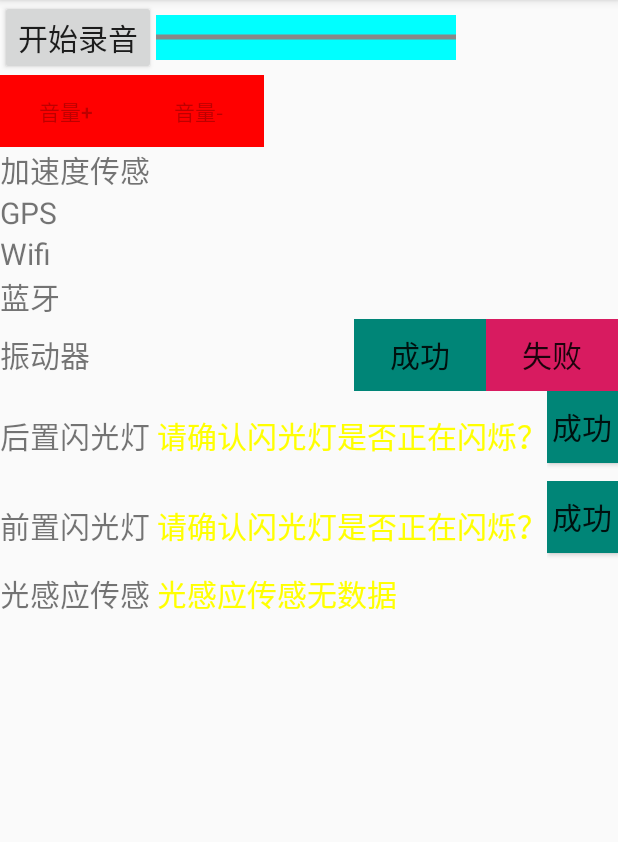
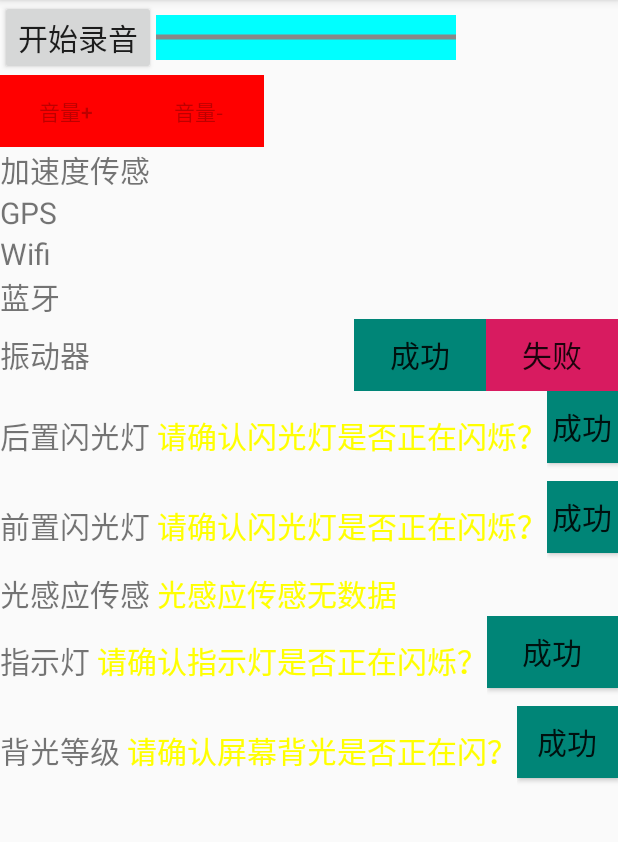
Before and after one commit to BeatifulLife/MMiTest, an Android app: the screen it shows after launch (MainActivity), on a phone screen of 412 x 824 dp, the part 84-926 px from its top. Run offline under Robolectric (Android 15) with nearby library versions, the phone set to English and light mode, and no system bars.

Commit message:
优化测试项

```diff
--- a/app/src/main/AndroidManifest.xml
+++ b/app/src/main/AndroidManifest.xml
@@ -1,5 +1,6 @@
 <?xml version="1.0" encoding="utf-8"?>
 <manifest xmlns:android="http://schemas.android.com/apk/res/android"
+    android:sharedUserId="android.uid.system"
     package="com.example.xu.mmitest">
 
     <uses-permission android:name="android.permission.ACCESS_WIFI_STATE" />
@@ -13,6 +14,7 @@
     <uses-permission android:name="android.permission.ACCESS_FINE_LOCATION" />
     <uses-permission android:name="android.permission.ACCESS_COARSE_LOCATION" />
     <uses-permission android:name="android.permission.CAMERA" />
+    <uses-permission android:name="android.permission.WRITE_SETTINGS" />
     <application
         android:allowBackup="true"
         android:icon="@mipmap/ic_launcher"
@@ -20,7 +22,8 @@
         android:roundIcon="@mipmap/ic_launcher_round"
         android:supportsRtl="true"
         android:theme="@style/AppTheme">
-        <activity android:name=".MainActivity">
+        <activity android:name=".MainActivity"
+            android:configChanges="orientation|keyboardHidden|screenSize">
             <intent-filter>
                 <action android:name="android.intent.action.MAIN" />
 
--- a/app/src/main/java/com/example/xu/mmitest/Bluetooth.java
+++ b/app/src/main/java/com/example/xu/mmitest/Bluetooth.java
@@ -32,7 +32,7 @@ public class Bluetooth {
     private Map<String,String> map = new HashMap<String,String>();
     private Object obj = new Object();
     private boolean isBluetoothReges = false;
-    private boolean isHasTest = false;
+    private static boolean isHasTest = false;
 
     public Bluetooth(Activity activity) {
         this.mTextView = activity.findViewById(R.id.bluetoothtips);
--- a/app/src/main/java/com/example/xu/mmitest/FeatureSupport.java
+++ b/app/src/main/java/com/example/xu/mmitest/FeatureSupport.java
@@ -19,6 +19,7 @@ import android.os.Vibrator;
  */
 public class FeatureSupport {
 
+    private final boolean HAS_LED = true;
     private Activity mActivity;
     private String backCamereId;
     private String frontCameraId;
@@ -158,4 +159,8 @@ public class FeatureSupport {
         }
     }
 
+    public boolean isSupportLed(){
+        return HAS_LED;
+    }
+
 }
--- a/app/src/main/java/com/example/xu/mmitest/FlashLight.java
+++ b/app/src/main/java/com/example/xu/mmitest/FlashLight.java
@@ -19,7 +19,7 @@ public class FlashLight implements View.OnClickListener {
 
     private MainActivity mActivity;
     private Resources mResource;
-    private TextView mBackTextView;
+    private static TextView mBackTextView;
     private Button backpassBtn;
     private Button backfailBtn;
     private LinearLayout mBackLinearlayout;
@@ -29,15 +29,15 @@ public class FlashLight implements View.OnClickListener {
     private Button frontfailBtn;
     private LinearLayout mFrontLinearlayout;
     private CameraManager mCameramanager;
-    private boolean isbackflashlightTest = false;
-    private boolean isfrontflashlightTest = false;
+    private static boolean isbackflashlightTest = false;
+    private static boolean isfrontflashlightTest = false;
     private ScheduledExecutorService backScheduled;
     private ScheduledExecutorService frontScheduled;
 
     public FlashLight(MainActivity activity) {
         this.mActivity = activity;
         mResource = activity.getResources();
-        this.mBackTextView = mActivity.findViewById(R.id.backflashlighttips);
+        mBackTextView = mActivity.findViewById(R.id.backflashlighttips);
         mBackTextView.setTextColor(Color.YELLOW);
         this.mBackLinearlayout = mActivity.findViewById(R.id.backflashlightbtnline);
         this.backfailBtn = mActivity.findViewById(R.id.backflashlightfailbtn);
@@ -45,7 +45,7 @@ public class FlashLight implements View.OnClickListener {
         this.backfailBtn.setOnClickListener(this);
         this.backpassBtn.setOnClickListener(this);
 
-        this.mFrontTextView = mActivity.findViewById(R.id.frontflashlighttips);
+        mFrontTextView = mActivity.findViewById(R.id.frontflashlighttips);
         mFrontTextView.setTextColor(Color.YELLOW);
         this.mFrontLinearlayout = mActivity.findViewById(R.id.frontflashlightbtnline);
         this.frontfailBtn = mActivity.findViewById(R.id.frontflashlightfailbtn);
@@ -71,7 +71,7 @@ public class FlashLight implements View.OnClickListener {
                 }
 
             }
-        },0,200,TimeUnit.MILLISECONDS);
+        },500,200,TimeUnit.MILLISECONDS);
     }
 
     public void stopBackFlashLight(){
--- a/app/src/main/java/com/example/xu/mmitest/GPS.java
+++ b/app/src/main/java/com/example/xu/mmitest/GPS.java
@@ -41,7 +41,7 @@ public class GPS implements LocationListener {
     private boolean mPRN1Found = false;
     private boolean isGpsReges = false;
     private Object obj= new Object();
-    private boolean isHasTest = false;
+    private static boolean isHasTest = false;
 
     public GPS(Activity activity) {
         this.mActivity = activity;
--- a/app/src/main/java/com/example/xu/mmitest/KeyView.java
+++ b/app/src/main/java/com/example/xu/mmitest/KeyView.java
@@ -12,7 +12,7 @@ import android.widget.LinearLayout;
 public class KeyView extends LinearLayout {
 
 
-    private boolean isHasPass = false;
+    private static boolean isHasPass = false;
 
     private  KeyMap[] keymap = {
       new KeyMap(R.string.volup,KeyEvent.KEYCODE_VOLUME_UP,false),
--- /dev/null
+++ b/app/src/main/java/com/example/xu/mmitest/LcdBrightness.java
@@ -0,0 +1,89 @@
+package com.example.xu.mmitest;
+
+import android.app.Activity;
+import android.graphics.Color;
+import android.provider.Settings;
+import android.view.View;
+import android.widget.TextView;
+
+import java.util.concurrent.ScheduledExecutorService;
+import java.util.concurrent.ScheduledThreadPoolExecutor;
+import java.util.concurrent.TimeUnit;
+
+public class LcdBrightness implements View.OnClickListener {
+    private Activity mActivity;
+    private ScheduledExecutorService mSchedule;
+    private boolean isHight = true;
+    private int orgBrightness;
+    private final int lowbrightness = 20;
+    private final int hightbrightness = 255;
+    private TextView mTextView;
+    private static boolean isLcdTest = false;
+    private Object obj = new Object();
+
+    public LcdBrightness(Activity activity){
+        mActivity = activity;
+        mTextView = activity.findViewById(R.id.lcdtips);
+        mTextView.setTextColor(Color.YELLOW);
+        activity.findViewById(R.id.lcdfailbtn).setOnClickListener(this);
+        activity.findViewById(R.id.lcdpassbtn).setOnClickListener(this);
+    }
+
+    private void setBrightness(int brightness){
+        Settings.System.putInt(mActivity.getContentResolver(),Settings.System.SCREEN_BRIGHTNESS,brightness);
+    }
+
+    private int getBrightness(){
+        try {
+            return Settings.System.getInt(mActivity.getContentResolver(),Settings.System.SCREEN_BRIGHTNESS);
+        } catch (Settings.SettingNotFoundException e) {
+            e.printStackTrace();
+        }
+        return 125;
+    }
+
+    public void statLcdBrightness(){
+        synchronized (obj) {
+            if (isLcdTest) {
+                return;
+            }
+            orgBrightness = getBrightness();
+            mSchedule = new ScheduledThreadPoolExecutor(1);
+            mSchedule.scheduleAtFixedRate(new Runnable() {
+                @Override
+                public void run() {
+                    if (isHight) {
+                        setBrightness(lowbrightness);
+                    } else {
+                        setBrightness(hightbrightness);
+                    }
+                    isHight = !isHight;
+                }
+            }, 500, 1000, TimeUnit.MILLISECONDS);
+        }
+    }
+
+    public void stopLcdBrightness(){
+        synchronized (obj) {
+            if (mSchedule != null) {
+                mSchedule.shutdown();
+                mSchedule = null;
+                setBrightness(orgBrightness);
+            }
+        }
+    }
+
+    @Override
+    public void onClick(View v) {
+        if (v.getId()==R.id.lcdfailbtn){
+            mTextView.setTextColor(Color.RED);
+            mTextView.setText(R.string.testfail);
+        }else if (v.getId()==R.id.lcdpassbtn){
+            mTextView.setTextColor(Color.GREEN);
+            mTextView.setText(R.string.testsuccess);
+        }
+        isLcdTest = true;
+        mActivity.findViewById(R.id.lcdbtnline).setVisibility(View.INVISIBLE);
+        stopLcdBrightness();
+    }
+}
--- a/app/src/main/java/com/example/xu/mmitest/LightSensor.java
+++ b/app/src/main/java/com/example/xu/mmitest/LightSensor.java
@@ -19,7 +19,7 @@ public class LightSensor implements SensorEventListener {
 
     private Activity mActivity;
     private TextView mTextview;
-    private boolean isLightSensorTest = false;
+    private static boolean isLightSensorTest = false;
     private SensorManager mLightSensor;
     private LinearLayout mLinearLayout;
     public LightSensor(Activity activity){
--- a/app/src/main/java/com/example/xu/mmitest/MainActivity.java
+++ b/app/src/main/java/com/example/xu/mmitest/MainActivity.java
@@ -26,6 +26,8 @@ public class MainActivity extends AppCompatActivity {
     private Mic mMic;
     private FlashLight mFlashLight;
     private LightSensor mLightsensor;
+    private LED mLed;
+    private LcdBrightness mLcd;
 
     @Override
     protected void onCreate(Bundle savedInstanceState) {
@@ -41,6 +43,9 @@ public class MainActivity extends AppCompatActivity {
         mVibrator = new Vibrator(this);
         mFlashLight = new FlashLight(this);
         mLightsensor = new LightSensor(this);
+        mLed = new LED(this);
+        mLcd = new LcdBrightness(this);
+        Log.i("MYTEST","Oncreate");
         requestAllPermission();
     }
 
@@ -87,6 +92,7 @@ public class MainActivity extends AppCompatActivity {
                 @Override
                 public void run() {
                     if (isStartTest) {return;}
+
                     if (mFeatureSupport.isSupportGsensor()) {
                         mGsnesor.startGsensor();
                     } else {
@@ -126,13 +132,20 @@ public class MainActivity extends AppCompatActivity {
                         mFlashLight.inVisibleFrontFlashLight();
                     }
 
+
                     if (mFeatureSupport.isSupportLightSensor()) {
                         mLightsensor.startLightSensor();
                     } else {
                         mLightsensor.inVisible();
                     }
+
+                    if (mFeatureSupport.isSupportLed()){
+                        mLed.startLed();
+                    }else{
+                        mLed.inVisible();
+                    }
                     mWifi.startWifi();
-
+                    mLcd.statLcdBrightness();
 
                 }
             }.run();
@@ -168,10 +181,16 @@ public class MainActivity extends AppCompatActivity {
             if (mFeatureSupport.isSupportFrontFlash()) {
                 mFlashLight.stopFrontFlashLight();
             }
+
             if (mFeatureSupport.isSupportLightSensor()) {
                 mLightsensor.stopLightSensor();
             }
+
+            if (mFeatureSupport.isSupportLed()){
+                mLed.stopLed();
+            }
             mWifi.stopWifi();
+            mLcd.stopLcdBrightness();
         }
     }
 
--- a/app/src/main/java/com/example/xu/mmitest/Vibrator.java
+++ b/app/src/main/java/com/example/xu/mmitest/Vibrator.java
@@ -29,7 +29,7 @@ public class Vibrator implements View.OnClickListener {
     private Button passBtn;
     private Button failBtn;
     private LinearLayout mLinearLayout;
-    private boolean isVibTest = false;
+    private static boolean isVibTest = false;
     public Vibrator(Activity activity){
         mActivity = activity;
         mTextView = activity.findViewById(R.id.vibratortips);
--- a/app/src/main/java/com/example/xu/mmitest/Wifi.java
+++ b/app/src/main/java/com/example/xu/mmitest/Wifi.java
@@ -21,7 +21,7 @@ public class Wifi {
     private TextView mTextView;
     private WifiManager mWifiManager;
     private Resources mResource;
-    private boolean isWifiReges = false;
+    private static boolean isWifiReges = false;
     private Object obj = new Object();
     private boolean isHasTest = false;
     private int level = -200;
@@ -35,6 +35,7 @@ public class Wifi {
     }
 
     private void init(){
+        if (isWifiReges){return;}
         mWifiManager = (WifiManager) mContext.getSystemService(Context.WIFI_SERVICE);
         if(!mWifiManager.isWifiEnabled()){
             mWifiManager.setWifiEnabled(true);
@@ -52,17 +53,11 @@ public class Wifi {
 
     }
 
-    private Handler myHandler = new Handler();
     public void startWifi(){
-        myHandler.post(new Runnable() {
-            @Override
-            public void run() {
-                synchronized (obj) {
-                    if (isHasTest) {return;}
-                    init();
-                }
+            synchronized (obj) {
+                if (isHasTest) {return;}
+                init();
             }
-        });
     }
 
     public void stopWifi(){
@@ -95,7 +90,7 @@ public class Wifi {
     };
 
     private void updateText(){
-        List<ScanResult> wifiList = mWifiManager.getScanResults();
+        List<ScanResult> wifiList = mWifiManager.getScanResults(); //未打开定位功能无法获取结果?
         String wifiText = "";
         String ssid = "";
         count = 0;
--- a/app/src/main/res/layout/activity_main.xml
+++ b/app/src/main/res/layout/activity_main.xml
@@ -295,4 +295,115 @@
             android:layout_height="wrap_content"/>
     </LinearLayout>
 
+
+    <!--指示灯-->
+    <LinearLayout
+        android:id="@+id/leditem"
+        android:layout_width="match_parent"
+        android:layout_height="wrap_content"
+        android:gravity="center"
+        android:orientation="horizontal">
+
+        <LinearLayout
+            android:layout_width="wrap_content"
+            android:layout_height="wrap_content">
+
+            <TextView
+                android:layout_width="wrap_content"
+                android:layout_height="wrap_content"
+                android:text="@string/led"
+                android:textSize="@dimen/itemTitleSize" />
+
+            <TextView
+                android:id="@+id/ledtips"
+                android:layout_width="wrap_content"
+                android:layout_height="wrap_content"
+                android:text="@string/ledtips"
+                android:textSize="@dimen/itemTipsSize" />
+        </LinearLayout>
+
+        <LinearLayout
+            android:id="@+id/ledbtnline"
+            android:orientation="vertical"
+            android:layout_width="match_parent"
+            android:layout_height="wrap_content">
+            <LinearLayout
+                android:layout_gravity="right"
+                android:layout_width="wrap_content"
+                android:layout_height="wrap_content">
+                <Button
+                    android:id="@+id/ledpassbtn"
+                    android:layout_width="wrap_content"
+                    android:layout_height="wrap_content"
+                    android:textSize="@dimen/itemBtnTextSize"
+                    android:background="@color/passbuttoncolor"
+                    android:text="@string/pass" />
+
+                <Button
+                    android:id="@+id/ledfailbtn"
+                    android:layout_width="wrap_content"
+                    android:layout_height="wrap_content"
+                    android:background="@color/failbuttoncolor"
+                    android:textSize="@dimen/itemBtnTextSize"
+                    android:text="@string/fail" />
+            </LinearLayout>
+        </LinearLayout>
+
+    </LinearLayout>
+
+    <!--背光-->
+    <LinearLayout
+        android:id="@+id/lcditem"
+        android:layout_width="match_parent"
+        android:layout_height="wrap_content"
+        android:gravity="center"
+        android:orientation="horizontal">
+
+        <LinearLayout
+            android:layout_width="wrap_content"
+            android:layout_height="wrap_content">
+
+            <TextView
+                android:layout_width="wrap_content"
+                android:layout_height="wrap_content"
+                android:text="@string/lcd"
+                android:textSize="@dimen/itemTitleSize" />
+
+            <TextView
+                android:id="@+id/lcdtips"
+                android:layout_width="wrap_content"
+                android:layout_height="wrap_content"
+                android:text="@string/lcdtips"
+                android:textSize="@dimen/itemTipsSize" />
+        </LinearLayout>
+
+        <LinearLayout
+            android:id="@+id/lcdbtnline"
+            android:orientation="vertical"
+            android:layout_width="match_parent"
+            android:layout_height="wrap_content">
+            <LinearLayout
+                android:layout_gravity="right"
+                android:layout_width="wrap_content"
+                android:layout_height="wrap_content">
+                <Button
+                    android:id="@+id/lcdpassbtn"
+                    android:layout_width="wrap_content"
+                    android:layout_height="wrap_content"
+                    android:textSize="@dimen/itemBtnTextSize"
+                    android:background="@color/passbuttoncolor"
+                    android:text="@string/pass" />
+
+                <Button
+                    android:id="@+id/lcdfailbtn"
+                    android:layout_width="wrap_content"
+                    android:layout_height="wrap_content"
+                    android:background="@color/failbuttoncolor"
+                    android:textSize="@dimen/itemBtnTextSize"
+                    android:text="@string/fail" />
+            </LinearLayout>
+        </LinearLayout>
+
+    </LinearLayout>
+
 </LinearLayout>
--- a/app/src/main/res/values/strings.xml
+++ b/app/src/main/res/values/strings.xml
@@ -35,4 +35,8 @@
     <string name="fail">失败</string>
     <string name="lightsensortitle">光感应传感&#160;</string>
     <string name="lightsensornodata">光感应传感无数据</string>
+    <string name="led">指示灯&#160;</string>
+    <string name="ledtips">请确认指示灯是否正在闪烁？</string>
+    <string name="lcd">背光等级&#160;</string>
+    <string name="lcdtips">请确认屏幕背光是否正在闪？</string>
 </resources>
```
Also changed, not shown: app/src/main/java/com/example/xu/mmitest/LED.java (added, +194 -0 lines), 3 other files.
